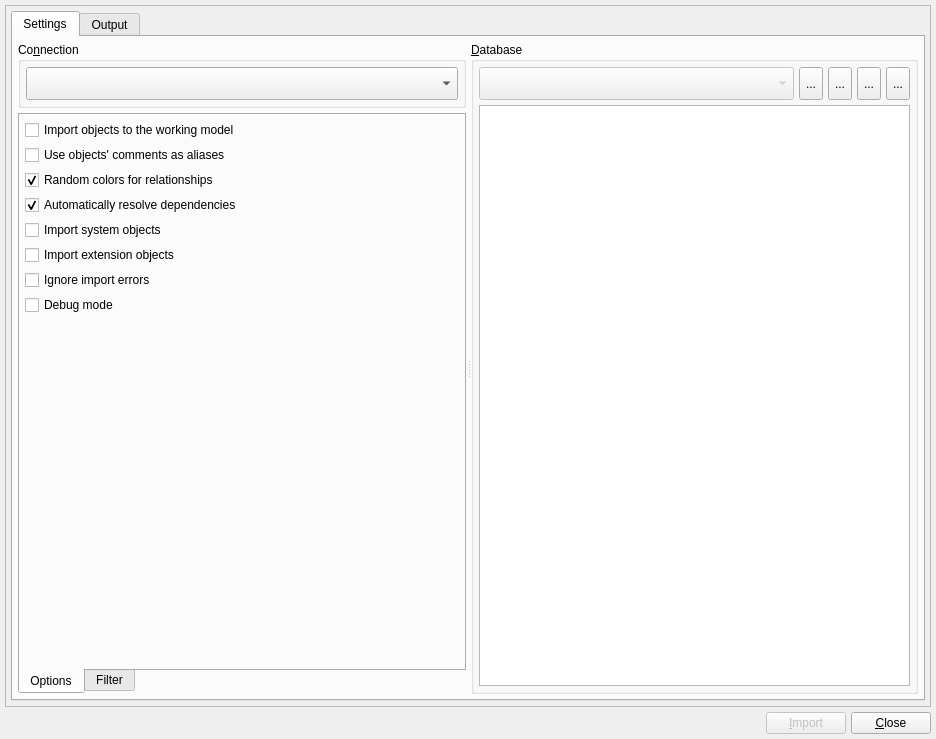
First picture: the form in libs/libgui/ui/tools/databaseimportform.ui, repository pgmodeler/pgmodeler, before the edit.
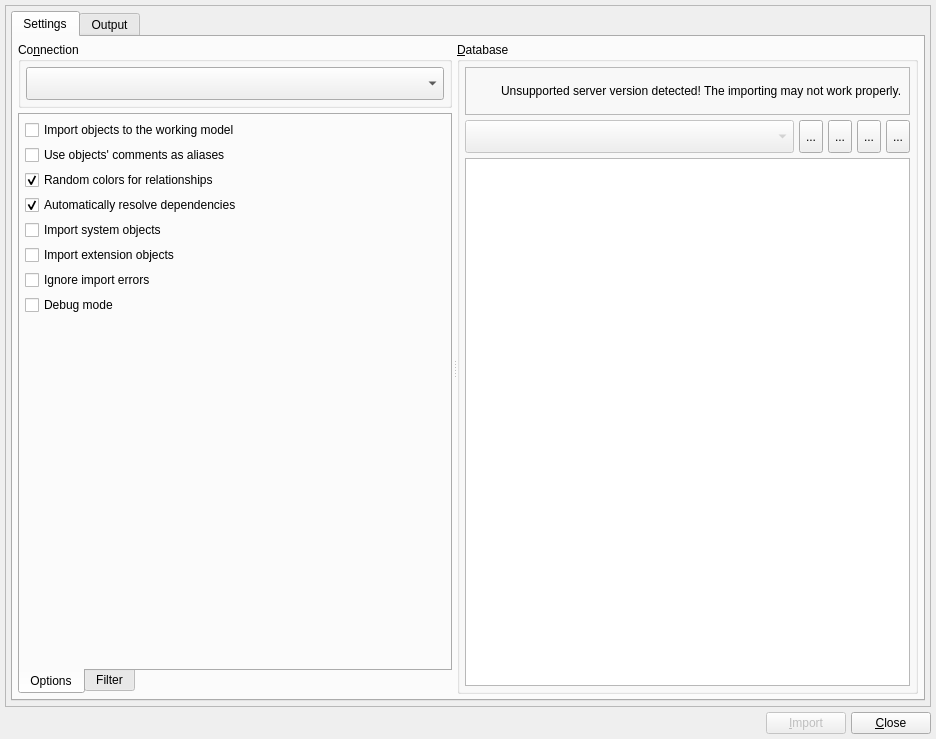
Second picture: the form after the edit. Icons and pictures are not drawn.

Commit message:
Created the methods Connection::isServerSupported and Catalog::isServerSupported
Added alerts on DatabaseImportForm and ModelDatabaseDiffForm about
unsupported server versions

What changed in the file:
```diff
--- a/libs/libgui/ui/tools/databaseimportform.ui
+++ b/libs/libgui/ui/tools/databaseimportform.ui
@@ -456,6 +456,91 @@
               <property name="bottomMargin">
                <number>5</number>
               </property>
+              <item>
+               <widget class="QFrame" name="pg_version_alert_frm">
+                <property name="sizePolicy">
+                 <sizepolicy hsizetype="Preferred" vsizetype="Preferred">
+                  <horstretch>0</horstretch>
+                  <verstretch>0</verstretch>
+                 </sizepolicy>
+                </property>
+                <property name="minimumSize">
+                 <size>
+                  <width>0</width>
+                  <height>48</height>
+                 </size>
+                </property>
+                <property name="frameShape">
+                 <enum>QFrame::StyledPanel</enum>
+                </property>
+                <property name="frameShadow">
+                 <enum>QFrame::Raised</enum>
+                </property>
+                <layout class="QGridLayout" name="gridLayout_5">
+                 <property name="leftMargin">
+                  <number>5</number>
+                 </property>
+                 <property name="topMargin">
+                  <number>5</number>
+                 </property>
+                 <property name="rightMargin">
+                  <number>5</number>
+                 </property>
+                 <property name="bottomMargin">
+                  <number>5</number>
+                 </property>
+                 <property name="spacing">
+                  <number>5</number>
+                 </property>
+                 <item row="0" column="0">
+                  <widget class="QLabel" name="icon_lbl">
+                   <property name="minimumSize">
+                    <size>
+                     <width>25</width>
+                     <height>25</height>
+                    </size>
+                   </property>
+                   <property name="maximumSize">
+                    <size>
+                     <width>25</width>
+                     <height>25</height>
+                    </size>
+                   </property>
+                   <property name="text">
+                    <string/>
+                   </property>
+                   <property name="textFormat">
+                    <enum>Qt::AutoText</enum>
+                   </property>
+                   <property name="pixmap">
+                    <pixmap resource="../../res/resources.qrc">:/icons/icons/alert.png</pixmap>
+                   </property>
+                   <property name="scaledContents">
+                    <bool>true</bool>
+                   </property>
+                  </widget>
+                 </item>
+                 <item row="0" column="1">
+                  <widget class="QLabel" name="inv_version_warn_lbl">
+                   <property name="font">
+                    <font>
+                     <bold>false</bold>
+                     <underline>false</underline>
+                     <strikeout>false</strikeout>
+                     <kerning>true</kerning>
+                    </font>
+                   </property>
+                   <property name="text">
+                    <string>Unsupported server version detected! The importing may not work properly.</string>
+                   </property>
+                   <property name="wordWrap">
+                    <bool>true</bool>
+                   </property>
+                  </widget>
+                 </item>
+                </layout>
+               </widget>
+              </item>
               <item>
                <layout class="QHBoxLayout" name="horizontalLayout_2">
                 <item>
```
The commit also changes 10 other files.
